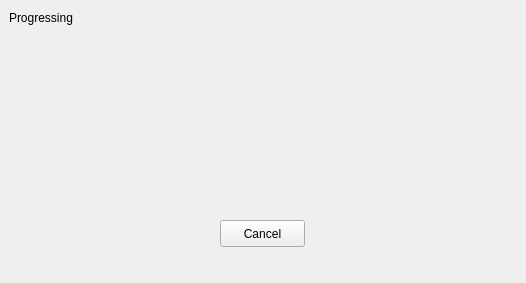
This is k1160pro/HNWidgets/hnprogressdialog.ui in photonlili/K1160 as Qt 5 draws it before an edit. The edited form follows.
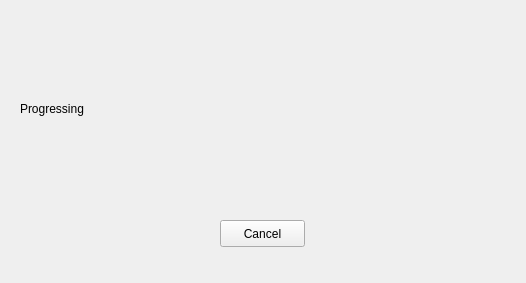
This is the edited form. Custom widgets are drawn as their Qt base class.

What changed in the file:
```diff
--- a/k1160pro/HNWidgets/hnprogressdialog.ui
+++ b/k1160pro/HNWidgets/hnprogressdialog.ui
@@ -39,8 +39,8 @@
   <widget class="QLabel" name="label">
    <property name="geometry">
     <rect>
-     <x>9</x>
-     <y>9</y>
+     <x>20</x>
+     <y>100</y>
      <width>81</width>
      <height>17</height>
     </rect>
```
